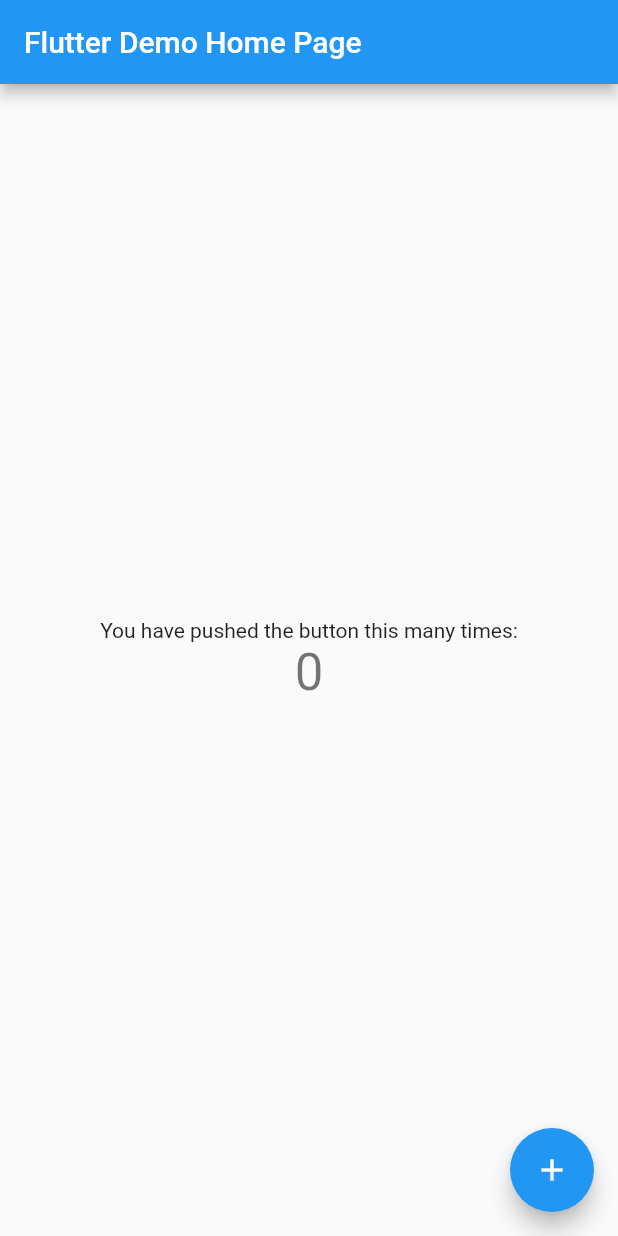
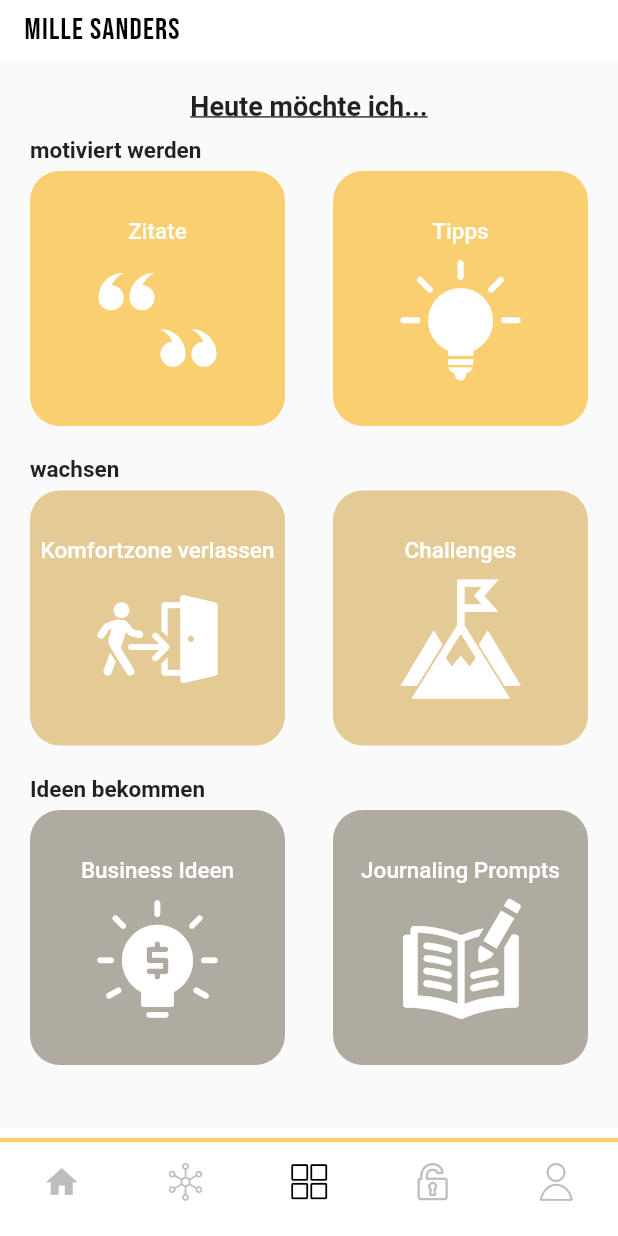
Before and after one commit to lunaticcoding/MilleSandersApp, a Flutter app: the screen it shows after launch, on a phone screen of 412 x 824 dp. Run offline on Flutter 3.47's test engine with Material 2 defaults, Android fonts, the phone set to English and light mode, and no system bars; our stand-ins replace google_fonts, provider_architecture.

Commit message:
#1 add Card Selection Screen

```diff
--- /dev/null
+++ b/flutter_app/lib/Models/card_detail.dart
@@ -0,0 +1,13 @@
+import 'package:flutter/cupertino.dart';
+
+class CardDetail {
+  final String headline;
+  final String titleLeft;
+  final IconData iconLeft;
+  final String titleRight;
+  final IconData iconRight;
+  final Color color;
+
+  CardDetail({this.headline, this.titleLeft, this.iconLeft, this.titleRight, this.iconRight,
+      this.color});
+}
--- /dev/null
+++ b/flutter_app/lib/ViewsAndViewModels/card_deck_selection_tab_view.dart
@@ -0,0 +1,113 @@
+import 'package:flutter/material.dart';
+import 'package:flutter_app/ViewsAndViewModels/card_deck_selection_tab_viewmodel.dart';
+import 'package:provider_architecture/viewmodel_provider.dart';
+
+class CardDeckSelectionTabView extends StatelessWidget {
+  @override
+  Widget build(BuildContext context) {
+    return ViewModelProvider.withConsumer(
+      viewModel: CardDeckSelectionTabViewModel(),
+      builder: (context, model, child) => Padding(
+        padding: EdgeInsets.symmetric(horizontal: 20),
+        child: Column(
+          mainAxisAlignment: MainAxisAlignment.start,
+          crossAxisAlignment: CrossAxisAlignment.center,
+          children: <Widget>[
+            SizedBox(height: 20),
+            Text(
+              "Heute möchte ich...",
+              style: TextStyle(
+                decoration: TextDecoration.underline,
+                fontWeight: FontWeight.w700,
+                fontSize: 18,
+              ),
+            ),
+            SizedBox(height: 10),
+            Flexible(
+              child: ListView.builder(
+                itemCount: model.cardDetails.length,
+                itemBuilder: (BuildContext ctxt, int index) => Column(
+                  children: <Widget>[
+                    LayoutBuilder(
+                      builder:
+                          (BuildContext context, BoxConstraints constraints) =>
+                              Container(
+                        width: constraints.maxWidth,
+                        child: Text(
+                          model.cardDetails[index].headline,
+                          style: TextStyle(
+                            fontWeight: FontWeight.w700,
+                            fontSize: 15,
+                          ),
+                        ),
+                      ),
+                    ),
+                    SizedBox(height: 5),
+                    Row(
+                      mainAxisAlignment: MainAxisAlignment.spaceBetween,
+                      children: <Widget>[
+                        Card(
+                          size: 170,
+                          text: model.cardDetails[index].titleLeft,
+                          color: model.cardDetails[index].color,
+                          icon: model.cardDetails[index].iconLeft,
+                        ),
+                        Card(
+                          size: 170,
+                          text: model.cardDetails[index].titleRight,
+                          color: model.cardDetails[index].color,
+                          icon: model.cardDetails[index].iconRight,
+                        ),
+                      ],
+                    ),
+                    SizedBox(height: 20),
+                  ],
+                ),
+              ),
+            ),
+          ],
+        ),
+      ),
+    );
+  }
+}
+
+class Card extends StatelessWidget {
+  final double size;
+  final String text;
+  final IconData icon;
+  final Color color;
+  Card({@required this.size, this.text, this.icon, this.color});
+
+  @override
+  Widget build(BuildContext context) {
+    return Container(
+      height: size,
+      width: size,
+      decoration: BoxDecoration(
+        color: color,
+        borderRadius: BorderRadius.circular(20),
+      ),
+      child: Column(
+        crossAxisAlignment: CrossAxisAlignment.center,
+        mainAxisAlignment: MainAxisAlignment.center,
+        children: <Widget>[
+          Text(
+            text,
+            style: TextStyle(
+              color: Colors.white,
+              fontWeight: FontWeight.w500,
+              fontSize: 15,
+            ),
+          ),
+          SizedBox(height: 10),
+          Icon(
+            icon,
+            size: 80,
+            color: Colors.white,
+          ),
+        ],
+      ),
+    );
+  }
+}
--- /dev/null
+++ b/flutter_app/lib/ViewsAndViewModels/card_deck_selection_tab_viewmodel.dart
@@ -0,0 +1,34 @@
+import 'package:flutter/material.dart';
+import 'package:flutter_app/Models/card_detail.dart';
+import 'package:flutter_app/constants/k_colors.dart';
+import 'package:flutter_app/constants/the_noun_project_icons_icons.dart';
+
+class CardDeckSelectionTabViewModel extends ChangeNotifier {
+  final cardDetails = [
+    CardDetail(
+      headline: "motiviert werden",
+      titleLeft: "Zitate",
+      iconLeft: TheNounProjectIcons.noun_quotes,
+      titleRight: "Tipps",
+      iconRight: TheNounProjectIcons.noun_tips,
+      color: kColors.gold,
+    ),
+    CardDetail(
+      headline: "wachsen",
+      titleLeft: "Komfortzone verlassen",
+      iconLeft: TheNounProjectIcons.noun_exit,
+      titleRight: "Challenges",
+      iconRight: TheNounProjectIcons.noun_peak,
+      color: kColors.beige,
+    ),
+    CardDetail(
+      headline: "Ideen bekommen",
+      titleLeft: "Business Ideen",
+      iconLeft: TheNounProjectIcons.noun_business_idea,
+      titleRight: "Journaling Prompts",
+      iconRight: TheNounProjectIcons.noun_write,
+      color: kColors.grey,
+    ),
+  ];
+
+}
--- /dev/null
+++ b/flutter_app/lib/ViewsAndViewModels/mille_sanders_tabbar_view.dart
@@ -0,0 +1,100 @@
+import 'package:flutter/material.dart';
+import 'package:flutter_app/ViewsAndViewModels/card_deck_selection_tab_view.dart';
+import 'package:flutter_app/ViewsAndViewModels/mille_sanders_tabbar_viewmodel.dart';
+import 'package:flutter_app/constants/k_colors.dart';
+import 'package:flutter_app/constants/the_noun_project_icons_icons.dart';
+import 'package:google_fonts/google_fonts.dart';
+import 'package:provider_architecture/viewmodel_provider.dart';
+
+class MilleSandersTabBarView extends StatefulWidget {
+  MilleSandersTabBarView({Key key}) : super(key: key);
+
+  @override
+  _MilleSandersTabBarViewState createState() => _MilleSandersTabBarViewState();
+}
+
+class _MilleSandersTabBarViewState extends State<MilleSandersTabBarView> {
+  @override
+  Widget build(BuildContext context) {
+    return ViewModelProvider.withConsumer(
+      viewModel: MilleSandersTabBarViewModel(),
+      builder: (context, model, child) => Scaffold(
+        appBar: PreferredSize(
+          preferredSize: Size.fromHeight(40.0),
+          child: AppBar(
+            title: Text(
+              "MILLE SANDERS",
+              style: GoogleFonts.bebasNeue(
+                textStyle: TextStyle(color: Colors.black, letterSpacing: 0.8),
+              ),
+            ),
+            centerTitle: false,
+            backgroundColor: Colors.white,
+            elevation: 0.0,
+          ),
+        ),
+        body: [
+          Container(child: Text("1")),
+          Container(child: Text("2")),
+          CardDeckSelectionTabView(),
+          Container(child: Text("4")),
+          Container(child: Text("5")),
+        ][model.tabIndex],
+        bottomNavigationBar: BottomAppBar(
+          elevation: 0,
+          child: Column(
+            mainAxisSize: MainAxisSize.min,
+            children: <Widget>[
+              Divider(
+                thickness: 3,
+                color: kColors.gold,
+              ),
+              BottomNavigationBar(
+                elevation: 0,
+                type: BottomNavigationBarType.fixed,
+                currentIndex: model.tabIndex,
+                backgroundColor: Colors.white,
+                selectedItemColor: Colors.black,
+                unselectedItemColor: Colors.grey[400],
+                iconSize: 25,
+                onTap: model.setTabIndex,
+                items: <BottomNavigationBarItem>[
+                  BottomNavigationBarItem(
+                    icon: Icon(Icons.home),
+                    title: Container(
+                      height: 0,
+                    ),
+                  ),
+                  BottomNavigationBarItem(
+                    icon: Icon(TheNounProjectIcons.noun_hub),
+                    title: Container(
+                      height: 0,
+                    ),
+                  ),
+                  BottomNavigationBarItem(
+                    icon: Icon(TheNounProjectIcons.noun_overview),
+                    title: Container(
+                      height: 0,
+                    ),
+                  ),
+                  BottomNavigationBarItem(
+                    icon: Icon(TheNounProjectIcons.noun_unlock),
+                    title: Container(
+                      height: 0,
+                    ),
+                  ),
+                  BottomNavigationBarItem(
+                    icon: Icon(TheNounProjectIcons.noun_authorization),
+                    title: Container(
+                      height: 0,
+                    ),
+                  ),
+                ],
+              ),
+            ],
+          ),
+        ),
+      ),
+    );
+  }
+}
--- /dev/null
+++ b/flutter_app/lib/ViewsAndViewModels/mille_sanders_tabbar_viewmodel.dart
@@ -0,0 +1,10 @@
+import 'package:flutter/material.dart';
+
+class MilleSandersTabBarViewModel extends ChangeNotifier {
+  int tabIndex = 2;
+
+  void setTabIndex(int index) {
+    tabIndex = index;
+    notifyListeners();
+  }
+}
--- /dev/null
+++ b/flutter_app/lib/constants/k_colors.dart
@@ -0,0 +1,8 @@
+import 'dart:ui';
+
+// ignore: camel_case_types
+class kColors {
+  static final Color gold = Color.fromRGBO(249, 207, 113, 1.0);
+  static final Color beige = Color.fromRGBO(228, 203, 150, 1.0);
+  static final Color grey = Color.fromRGBO(175, 171, 161, 1.0);
+}
--- /dev/null
+++ b/flutter_app/lib/constants/the_noun_project_icons_icons.dart
@@ -0,0 +1,47 @@
+/// Flutter icons TheNounProjectIcons
+/// Copyright (C) 2020 by original authors @ fluttericon.com, fontello.com
+/// This font was generated by FlutterIcon.com, which is derived from Fontello.
+///
+/// To use this font, place it in your fonts/ directory and include the
+/// following in your pubspec.yaml
+///
+/// flutter:
+///   fonts:
+///    - family:  TheNounProjectIcons
+///      fonts:
+///       - asset: fonts/TheNounProjectIcons.ttf
+///
+///
+///
+import 'package:flutter/widgets.dart';
+
+class TheNounProjectIcons {
+  TheNounProjectIcons._();
+
+  static const _kFontFam = 'TheNounProjectIcons';
+  static const _kFontPkg = null;
+
+  static const IconData noun_account = const IconData(0xe800, fontFamily: _kFontFam, fontPackage: _kFontPkg);
+  static const IconData noun_arrows_left = const IconData(0xe801, fontFamily: _kFontFam, fontPackage: _kFontPkg);
+  static const IconData noun_arrows_right = const IconData(0xe802, fontFamily: _kFontFam, fontPackage: _kFontPkg);
+  static const IconData noun_authorization = const IconData(0xe803, fontFamily: _kFontFam, fontPackage: _kFontPkg);
+  static const IconData noun_bookmark = const IconData(0xe804, fontFamily: _kFontFam, fontPackage: _kFontPkg);
+  static const IconData noun_business_idea = const IconData(0xe805, fontFamily: _kFontFam, fontPackage: _kFontPkg);
+  static const IconData noun_exit = const IconData(0xe806, fontFamily: _kFontFam, fontPackage: _kFontPkg);
+  static const IconData noun_hub = const IconData(0xe807, fontFamily: _kFontFam, fontPackage: _kFontPkg);
+  static const IconData noun_idea = const IconData(0xe808, fontFamily: _kFontFam, fontPackage: _kFontPkg);
+  static const IconData noun_login_filled = const IconData(0xe809, fontFamily: _kFontFam, fontPackage: _kFontPkg);
+  static const IconData noun_login = const IconData(0xe80a, fontFamily: _kFontFam, fontPackage: _kFontPkg);
+  static const IconData noun_love = const IconData(0xe80b, fontFamily: _kFontFam, fontPackage: _kFontPkg);
+  static const IconData noun_messenger = const IconData(0xe80c, fontFamily: _kFontFam, fontPackage: _kFontPkg);
+  static const IconData noun_money = const IconData(0xe80d, fontFamily: _kFontFam, fontPackage: _kFontPkg);
+  static const IconData noun_motivation = const IconData(0xe80e, fontFamily: _kFontFam, fontPackage: _kFontPkg);
+  static const IconData noun_overview = const IconData(0xe80f, fontFamily: _kFontFam, fontPackage: _kFontPkg);
+  static const IconData noun_peak = const IconData(0xe810, fontFamily: _kFontFam, fontPackage: _kFontPkg);
+  static const IconData noun_quotes = const IconData(0xe811, fontFamily: _kFontFam, fontPackage: _kFontPkg);
+  static const IconData noun_share = const IconData(0xe812, fontFamily: _kFontFam, fontPackage: _kFontPkg);
+  static const IconData noun_tips = const IconData(0xe813, fontFamily: _kFontFam, fontPackage: _kFontPkg);
+  static const IconData noun_unlock = const IconData(0xe814, fontFamily: _kFontFam, fontPackage: _kFontPkg);
+  static const IconData noun_whatsapp = const IconData(0xe815, fontFamily: _kFontFam, fontPackage: _kFontPkg);
+  static const IconData noun_write = const IconData(0xe816, fontFamily: _kFontFam, fontPackage: _kFontPkg);
+}
--- a/flutter_app/lib/main.dart
+++ b/flutter_app/lib/main.dart
@@ -1,111 +1,15 @@
 import 'package:flutter/material.dart';
+import 'package:flutter_app/constants/k_colors.dart';
+import 'ViewsAndViewModels/mille_sanders_tabbar_view.dart';
 
 void main() => runApp(MyApp());
 
 class MyApp extends StatelessWidget {
-  // This widget is the root of your application.
   @override
   Widget build(BuildContext context) {
     return MaterialApp(
-      title: 'Flutter Demo',
-      theme: ThemeData(
-        // This is the theme of your application.
-        //
-        // Try running your application with "flutter run". You'll see the
-        // application has a blue toolbar. Then, without quitting the app, try
-        // changing the primarySwatch below to Colors.green and then invoke
-        // "hot reload" (press "r" in the console where you ran "flutter run",
-        // or simply save your changes to "hot reload" in a Flutter IDE).
-        // Notice that the counter didn't reset back to zero; the application
-        // is not restarted.
-        primarySwatch: Colors.blue,
-      ),
-      home: MyHomePage(title: 'Flutter Demo Home Page'),
+      title: 'Mille Sanders',
+      home: MilleSandersTabBarView(),
     );
   }
 }
-
-class MyHomePage extends StatefulWidget {
-  MyHomePage({Key key, this.title}) : super(key: key);
-
-  // This widget is the home page of your application. It is stateful, meaning
-  // that it has a State object (defined below) that contains fields that affect
-  // how it looks.
-
-  // This class is the configuration for the state. It holds the values (in this
-  // case the title) provided by the parent (in this case the App widget) and
-  // used by the build method of the State. Fields in a Widget subclass are
-  // always marked "final".
-
-  final String title;
-
-  @override
-  _MyHomePageState createState() => _MyHomePageState();
-}
-
-class _MyHomePageState extends State<MyHomePage> {
-  int _counter = 0;
-
-  void _incrementCounter() {
-    setState(() {
-      // This call to setState tells the Flutter framework that something has
-      // changed in this State, which causes it to rerun the build method below
-      // so that the display can reflect the updated values. If we changed
-      // _counter without calling setState(), then the build method would not be
-      // called again, and so nothing would appear to happen.
-      _counter++;
-    });
-  }
-
-  @override
-  Widget build(BuildContext context) {
-    // This method is rerun every time setState is called, for instance as done
-    // by the _incrementCounter method above.
-    //
-    // The Flutter framework has been optimized to make rerunning build methods
-    // fast, so that you can just rebuild anything that needs updating rather
-    // than having to individually change instances of widgets.
-    return Scaffold(
-      appBar: AppBar(
-        // Here we take the value from the MyHomePage object that was created by
-        // the App.build method, and use it to set our appbar title.
-        title: Text(widget.title),
-      ),
-      body: Center(
-        // Center is a layout widget. It takes a single child and positions it
-        // in the middle of the parent.
-        child: Column(
-          // Column is also a layout widget. It takes a list of children and
-          // arranges them vertically. By default, it sizes itself to fit its
-          // children horizontally, and tries to be as tall as its parent.
-          //
-          // Invoke "debug painting" (press "p" in the console, choose the
-          // "Toggle Debug Paint" action from the Flutter Inspector in Android
-          // Studio, or the "Toggle Debug Paint" command in Visual Studio Code)
-          // to see the wireframe for each widget.
-          //
-          // Column has various properties to control how it sizes itself and
-          // how it positions its children. Here we use mainAxisAlignment to
-          // center the children vertically; the main axis here is the vertical
-          // axis because Columns are vertical (the cross axis would be
-          // horizontal).
-          mainAxisAlignment: MainAxisAlignment.center,
-          children: <Widget>[
-            Text(
-              'You have pushed the button this many times:',
-            ),
-            Text(
-              '$_counter',
-              style: Theme.of(context).textTheme.display1,
-            ),
-          ],
-        ),
-      ),
-      floatingActionButton: FloatingActionButton(
-        onPressed: _incrementCounter,
-        tooltip: 'Increment',
-        child: Icon(Icons.add),
-      ), // This trailing comma makes auto-formatting nicer for build methods.
-    );
-  }
-}
```
Also changed, not shown: flutter_app/pubspec.yaml (+7 -5 lines), flutter_app/assets/fonts/TheNounProjectIcons.ttf (added).
